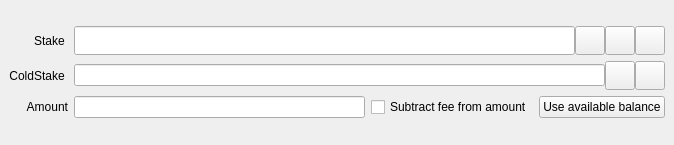
Above: src/qt/forms/sendcoinsentry.ui from Bitcoin-Confidential/BitcoinC-Core before the change. Below: the same form after it.
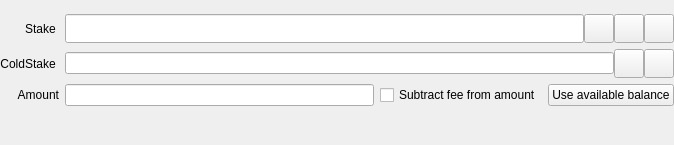
That is the form after the change. Icons and pictures are not drawn. Custom widgets are drawn as their Qt base class.

Commit message: qt: Fixed margins for sendcoin entries

```diff
--- a/src/qt/forms/sendcoinsentry.ui
+++ b/src/qt/forms/sendcoinsentry.ui
@@ -298,6 +298,33 @@
     <enum>QFrame::NoFrame</enum>
    </property>
    <layout class="QVBoxLayout" name="verticalLayout_3">
+    <property name="leftMargin">
+     <number>0</number>
+    </property>
+    <property name="topMargin">
+     <number>0</number>
+    </property>
+    <property name="rightMargin">
+     <number>0</number>
+    </property>
+    <property name="bottomMargin">
+     <number>25</number>
+    </property>
+    <item>
+     <widget class="QWidget" name="widget" native="true">
+      <layout class="QVBoxLayout" name="verticalLayout_4">
+       <property name="leftMargin">
+        <number>0</number>
+       </property>
+       <property name="topMargin">
+        <number>0</number>
+       </property>
+       <property name="rightMargin">
+        <number>0</number>
+       </property>
+       <property name="bottomMargin">
+        <number>0</number>
+       </property>
     <item>
      <layout class="QGridLayout" name="gridLayout">
       <item row="1" column="0">
@@ -550,6 +577,9 @@
     </item>
    </layout>
   </widget>
+    </item>
+   </layout>
+  </widget>
   <widget class="QFrame" name="SendCoins_UnauthenticatedPaymentRequest">
    <property name="palette">
     <palette>
```
Left out of the diff: 394 changed lines with no effect on the pictures. Lines whose indentation alone changed are shown as unchanged. The commit also changes 1 other file.
